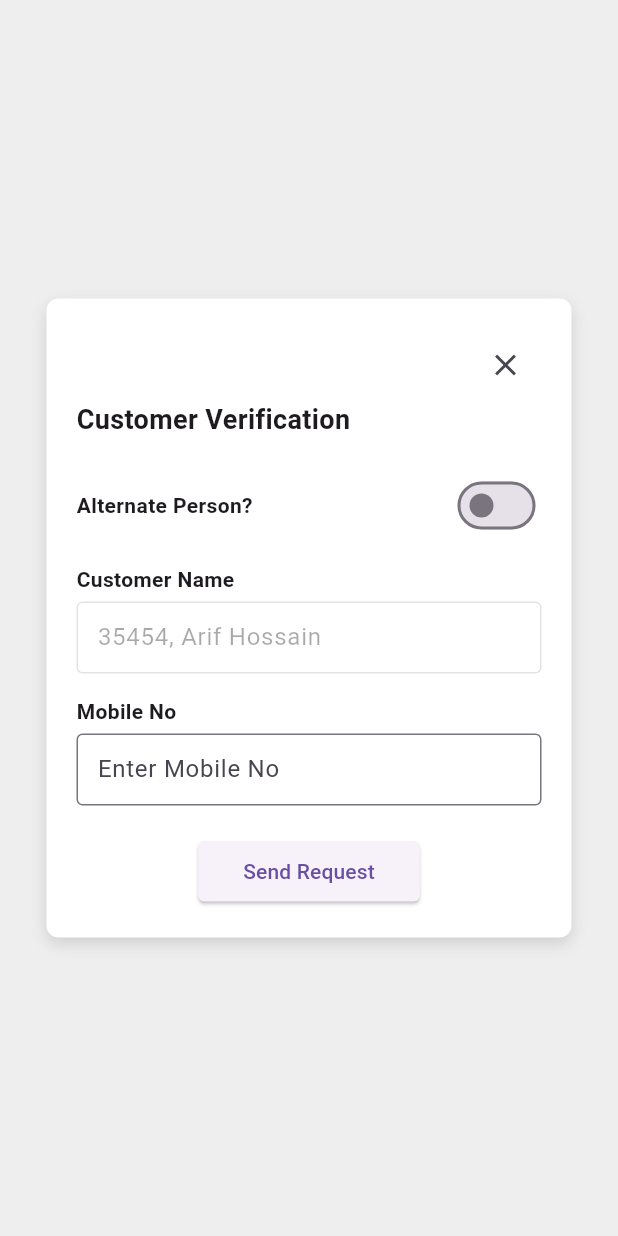
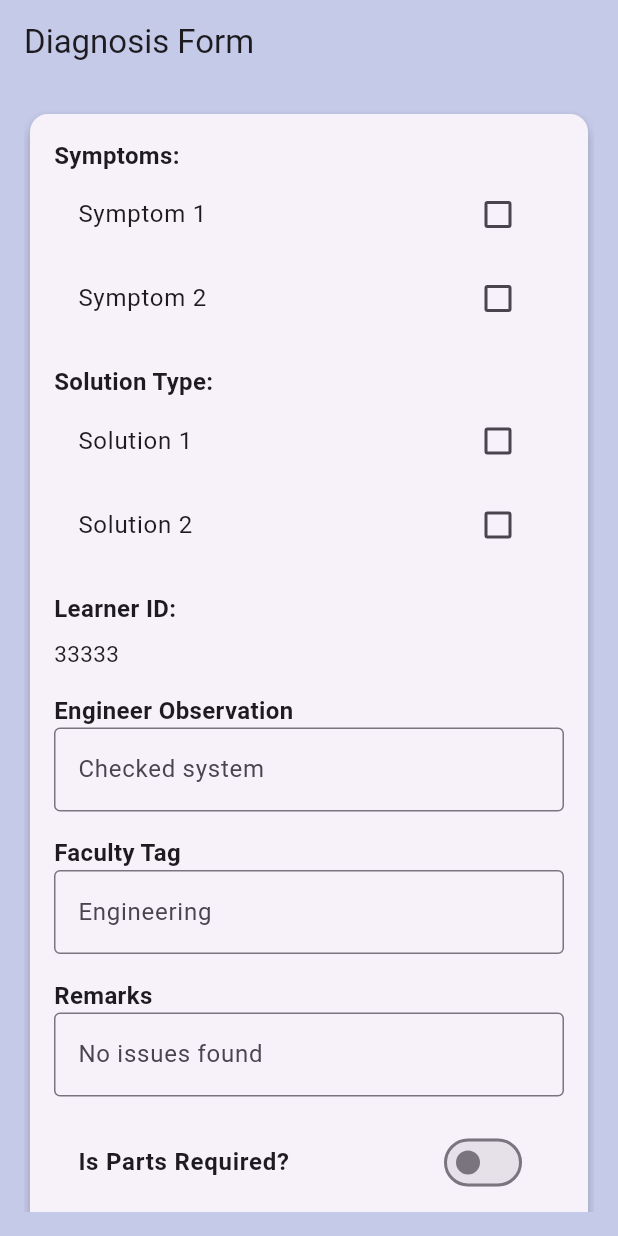
Before and after one commit to HabiburSumon/small_project, a Flutter app: the screen it shows after launch, on a phone screen of 412 x 824 dp. Run offline on Flutter 3.47's test engine with Material 3 defaults, Android fonts, the phone set to English and light mode, and no system bars.

Commit message:
first commit

```diff
--- /dev/null
+++ b/lib/home/DiagnosisForm.dart
@@ -0,0 +1,218 @@
+import 'package:flutter/material.dart';
+
+class DiagnosisForm extends StatefulWidget {
+  @override
+  _DiagnosisFormState createState() => _DiagnosisFormState();
+}
+
+class _DiagnosisFormState extends State<DiagnosisForm> {
+  List<String> symptoms = ['Symptom 1', 'Symptom 2',]; // Static API Data
+  List<String> solutionTypes = ['Solution 1', 'Solution 2']; // Static API Data
+  List<String> parts = ['Part 1', 'Part 2', 'Part 3']; // Static API Data for parts
+  String serviceCharge = '\$100'; // Static API Data
+
+  List<String> selectedSymptoms = [];
+  List<String> selectedSolutions = [];
+  String? selectedPart;
+  TextEditingController engineerObservationController = TextEditingController();
+  TextEditingController facultyTagController = TextEditingController();
+  TextEditingController remarksController = TextEditingController();
+  TextEditingController failedReasonController = TextEditingController();
+
+  bool isPartsRequired = false;
+  bool isCustomerAgree = false;
+  String diagnosisStatus = 'Success';
+
+  @override
+  Widget build(BuildContext context) {
+    return Scaffold(
+      backgroundColor: Colors.indigo.shade100,
+      appBar: AppBar(
+          backgroundColor: Colors.indigo.shade100,
+          title: Text('Diagnosis Form')),
+
+      body: Padding(
+        padding: EdgeInsets.all(16.0),
+        child: SingleChildScrollView(
+          child: Card(
+            elevation: 4.0,
+            child: Padding(
+              padding: EdgeInsets.all(16.0),
+              child: Column(
+                crossAxisAlignment: CrossAxisAlignment.start,
+                children: [
+                  Text('Symptoms:', style: TextStyle(fontSize: 16, fontWeight: FontWeight.bold)),
+                  Wrap(
+                    children: symptoms.map((symptom) {
+                      return CheckboxListTile(
+                        title: Text(symptom),
+                        value: selectedSymptoms.contains(symptom),
+                        onChanged: (value) {
+                          setState(() {
+                            value!
+                                ? selectedSymptoms.add(symptom)
+                                : selectedSymptoms.remove(symptom);
+                          });
+                        },
+                      );
+                    }).toList(),
+                  ),
+
+                  SizedBox(height: 16),
+                  Text('Solution Type:', style: TextStyle(fontSize: 16, fontWeight: FontWeight.bold)),
+                  Wrap(
+                    children: solutionTypes.map((solution) {
+                      return CheckboxListTile(
+                        title: Text(solution),
+                        value: selectedSolutions.contains(solution),
+                        onChanged: (value) {
+                          setState(() {
+                            value!
+                                ? selectedSolutions.add(solution)
+                                : selectedSolutions.remove(solution);
+                          });
+                        },
+                      );
+                    }).toList(),
+                  ),
+                  SizedBox(height: 16),
+                  Text('Learner ID:', style: TextStyle(fontSize: 16, fontWeight: FontWeight.bold)),
+                  SizedBox(height: 8), // Reduced spacing for better alignment
+                  Row(
+                    children: [
+                      Text(
+                        '33333',
+                        style: TextStyle(fontSize: 15, color: Colors.black87), // Added color for better readability
+                      ),
+                    ],
+                  ),
+
+                  SizedBox(height: 16),
+                  Text('Engineer Observation', style: TextStyle(fontSize: 16, fontWeight: FontWeight.bold)),
+                  TextField(
+                    controller: engineerObservationController,
+                    decoration: InputDecoration(
+                      hintText: 'Checked system',
+                      border: OutlineInputBorder(),
+                    ),
+                  ),
+                  SizedBox(height: 16),
+                  Text('Faculty Tag', style: TextStyle(fontSize: 16, fontWeight: FontWeight.bold)),
+                  TextField(
+                    controller: facultyTagController,
+                    decoration: InputDecoration(
+                      hintText: 'Engineering',
+                      border: OutlineInputBorder(),
+                    ),
+                  ),
+                  SizedBox(height: 16),
+                  Text('Remarks', style: TextStyle(fontSize: 16, fontWeight: FontWeight.bold)),
+                  TextField(
+                    controller: remarksController,
+                    decoration: InputDecoration(
+                      hintText: 'No issues found',
+                      border: OutlineInputBorder(),
+                    ),
+                  ),
+
+                  SizedBox(height: 16),
+                  SwitchListTile(
+                    title: Text('Is Parts Required?', style: TextStyle(fontSize: 16, fontWeight: FontWeight.bold)),
+                    value: isPartsRequired,
+                    onChanged: (value) {
+                      setState(() {
+                        isPartsRequired = value;
+                      });
+                    },
+                  ),
+
+                  if (isPartsRequired)
+                    Column(
+                      crossAxisAlignment: CrossAxisAlignment.start,
+                      children: [
+                        SizedBox(height: 16),
+                        DropdownButtonFormField<String>(
+                          value: selectedPart,
+                          decoration: InputDecoration(labelText: 'Select Part'),
+                          items: parts.map((part) {
+                            return DropdownMenuItem(
+                              value: part,
+                              child: Text(part),
+                            );
+                          }).toList(),
+                          onChanged: (value) {
+                            setState(() {
+                              selectedPart = value;
+                            });
+                          },
+                        ),
+                      ],
+                    ),
+
+                  SizedBox(height: 16),
+                  DropdownButtonFormField<String>(
+                    value: diagnosisStatus,
+
+                    decoration: InputDecoration(labelText: 'Diagnosis Status'),
+                    items: ['Success', 'Failed'].map((status) {
+                      return DropdownMenuItem(
+                        value: status,
+                        child: Text(status),
+                      );
+                    }).toList(),
+                    onChanged: (value) {
+                      setState(() {
+                        diagnosisStatus = value!;
+                      });
+                    },
+                  ),
+
+                  if (diagnosisStatus == 'Failed')
+                    Column(
+                      crossAxisAlignment: CrossAxisAlignment.start,
+                      children: [
+                        SizedBox(height: 16),
+                         Text('Failed Reason', style: TextStyle(fontSize: 16, fontWeight: FontWeight.bold)),
+                        TextField(
+                          controller: failedReasonController,
+                          decoration: InputDecoration(
+                            hintText: 'Failed reason',
+                            border: OutlineInputBorder(),
+                          ),
+                        ),
+                      ],
+                    ),
+
+                  SizedBox(height: 16),
+                  SwitchListTile(
+                    title: Text('Is Customer Agree?', style: TextStyle(fontSize: 16, fontWeight: FontWeight.bold)),
+                    value: isCustomerAgree,
+                    onChanged: (value) {
+                      setState(() {
+                        isCustomerAgree = value;
+                      });
+                    },
+                  ),
+
+                  SizedBox(height: 16),
+                  Text('Service Charge: $serviceCharge', style: TextStyle(fontSize: 16, fontWeight: FontWeight.bold)),
+
+                  SizedBox(height: 20),
+                  Center(
+                    child: ElevatedButton(
+                      style: ElevatedButton.styleFrom(backgroundColor: Colors.indigo.shade400, foregroundColor: Colors.white),
+                      onPressed: () {
+                        // Handle form submission
+                      },
+                      child: Text('Submit'),
+                    ),
+                  ),
+                ],
+              ),
+            ),
+          ),
+        ),
+      ),
+    );
+  }
+}
--- a/lib/main.dart
+++ b/lib/main.dart
@@ -1,10 +1,9 @@
 import 'package:flutter/material.dart';
-import 'package:small_project/home/home_screen.dart';
+import 'package:small_project/home/DiagnosisForm.dart';
 
 void main() {
   runApp(MyApp());
 }
-
 class MyApp extends StatelessWidget {
   const MyApp({super.key});
 
@@ -12,8 +11,7 @@ class MyApp extends StatelessWidget {
   Widget build(BuildContext context) {
     return MaterialApp(
       debugShowCheckedModeBanner: false,
-      title: 'Home Page',
-      home: VerifyCustomer(),
+   home: DiagnosisForm(),
     );
   }
 }
--- a/pubspec.yaml
+++ b/pubspec.yaml
@@ -35,6 +35,7 @@ dependencies:
   # The following adds the Cupertino Icons font to your application.
   # Use with the CupertinoIcons class for iOS style icons.
   cupertino_icons: ^1.0.8
+  multiselect_formfield: ^0.1.7
   http: ^1.3.0
 dev_dependencies:
   flutter_test:
```
Also changed, not shown: lib/controller/otp_service.dart (added, +27 -0 lines), lib/controller/verify_customer_controller.dart (added, +96 -0 lines), lib/home/RepairPage.dart (added, +108 -0 lines), lib/home/home_screen.dart (+29 -94 lines), pubspec.lock, 1 other file.
